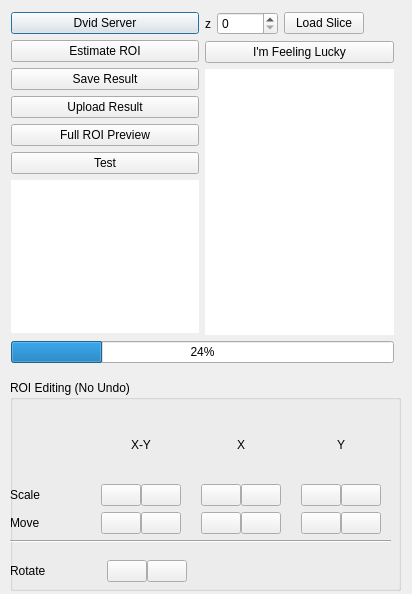
Qt form neurolabi/gui/zflyemroidialog.ui (janelia-flyem/NeuTu) before a commit.
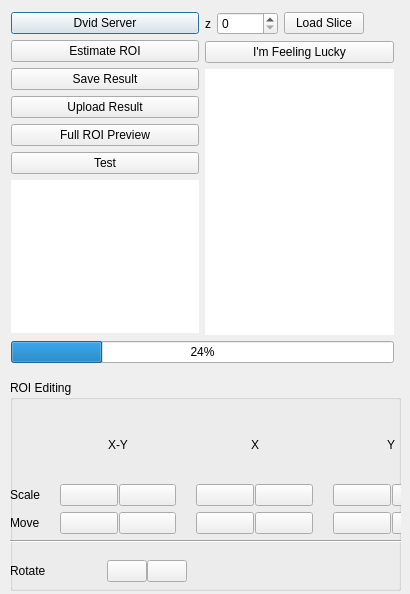
The same form after that commit. Icons and pictures are not drawn.

```diff
--- a/neurolabi/gui/zflyemroidialog.ui
+++ b/neurolabi/gui/zflyemroidialog.ui
@@ -6,7 +6,7 @@
    <rect>
     <x>0</x>
     <y>0</y>
-    <width>412</width>
+    <width>410</width>
     <height>594</height>
    </rect>
   </property>
@@ -187,7 +187,7 @@
     </rect>
    </property>
    <property name="title">
-    <string>ROI Editing (No Undo)</string>
+    <string>ROI Editing</string>
    </property>
    <widget class="QWidget" name="layoutWidget_3">
     <property name="geometry">
@@ -260,7 +260,7 @@
      <rect>
       <x>0</x>
       <y>32</y>
-      <width>381</width>
+      <width>449</width>
       <height>131</height>
      </rect>
     </property>
@@ -273,7 +273,7 @@
        <item row="2" column="1">
         <layout class="QHBoxLayout" name="horizontalLayout_11">
          <property name="spacing">
-          <number>0</number>
+          <number>1</number>
          </property>
          <property name="leftMargin">
           <number>10</number>
@@ -308,7 +308,7 @@
        <item row="2" column="2">
         <layout class="QHBoxLayout" name="horizontalLayout_12">
          <property name="spacing">
-          <number>0</number>
+          <number>1</number>
          </property>
          <property name="leftMargin">
           <number>10</number>
@@ -343,7 +343,7 @@
        <item row="1" column="3">
         <layout class="QHBoxLayout" name="horizontalLayout_6">
          <property name="spacing">
-          <number>0</number>
+          <number>1</number>
          </property>
          <property name="leftMargin">
           <number>10</number>
@@ -390,7 +390,7 @@
        <item row="1" column="2">
         <layout class="QHBoxLayout" name="horizontalLayout_3">
          <property name="spacing">
-          <number>0</number>
+          <number>1</number>
          </property>
          <property name="leftMargin">
           <number>10</number>
@@ -436,6 +436,12 @@
        </item>
        <item row="1" column="0">
         <widget class="QLabel" name="label_2">
+         <property name="sizePolicy">
+          <sizepolicy hsizetype="Maximum" vsizetype="Preferred">
+           <horstretch>0</horstretch>
+           <verstretch>0</verstretch>
+          </sizepolicy>
+         </property>
          <property name="text">
           <string>Scale</string>
          </property>
@@ -446,6 +452,9 @@
          <property name="orientation">
           <enum>Qt::Horizontal</enum>
          </property>
+         <property name="sizeType">
+          <enum>QSizePolicy::Maximum</enum>
+         </property>
          <property name="sizeHint" stdset="0">
           <size>
            <width>40</width>
@@ -456,6 +465,12 @@
        </item>
        <item row="2" column="0">
         <widget class="QLabel" name="label_7">
+         <property name="sizePolicy">
+          <sizepolicy hsizetype="Maximum" vsizetype="Preferred">
+           <horstretch>0</horstretch>
+           <verstretch>0</verstretch>
+          </sizepolicy>
+         </property>
          <property name="text">
           <string>Move</string>
          </property>
@@ -464,7 +479,7 @@
        <item row="1" column="1">
         <layout class="QHBoxLayout" name="horizontalLayout_9">
          <property name="spacing">
-          <number>0</number>
+          <number>1</number>
          </property>
          <property name="leftMargin">
           <number>10</number>
@@ -511,7 +526,7 @@
        <item row="2" column="3">
         <layout class="QHBoxLayout" name="horizontalLayout_13">
          <property name="spacing">
-          <number>0</number>
+          <number>1</number>
          </property>
          <property name="leftMargin">
           <number>10</number>
```
